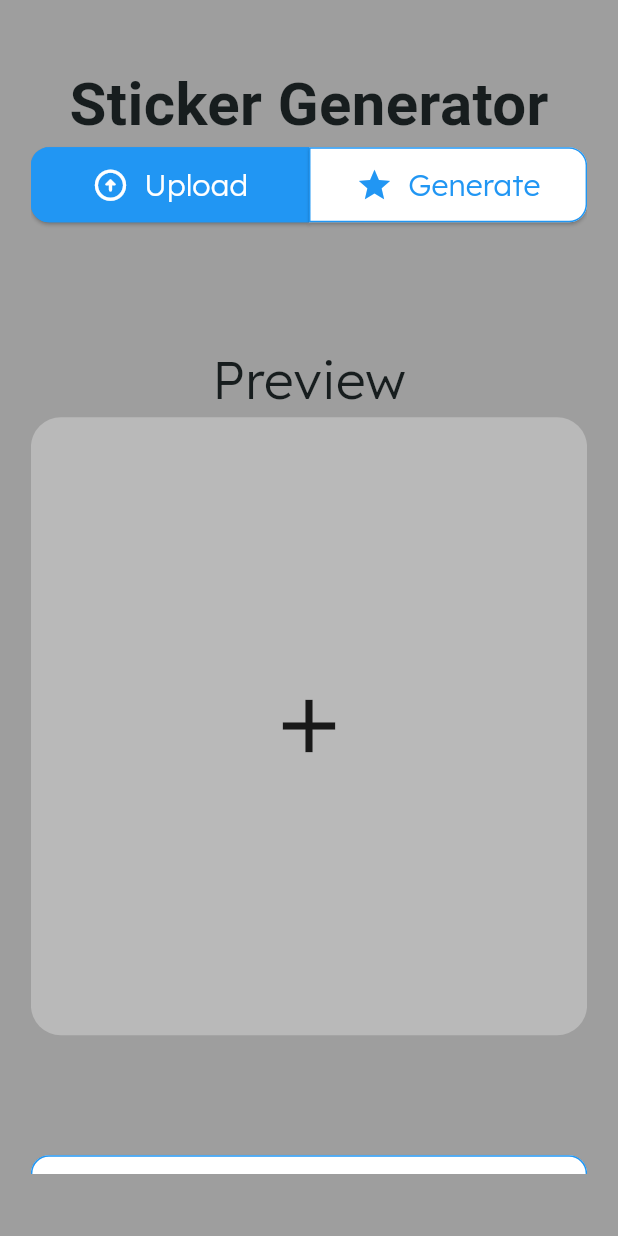
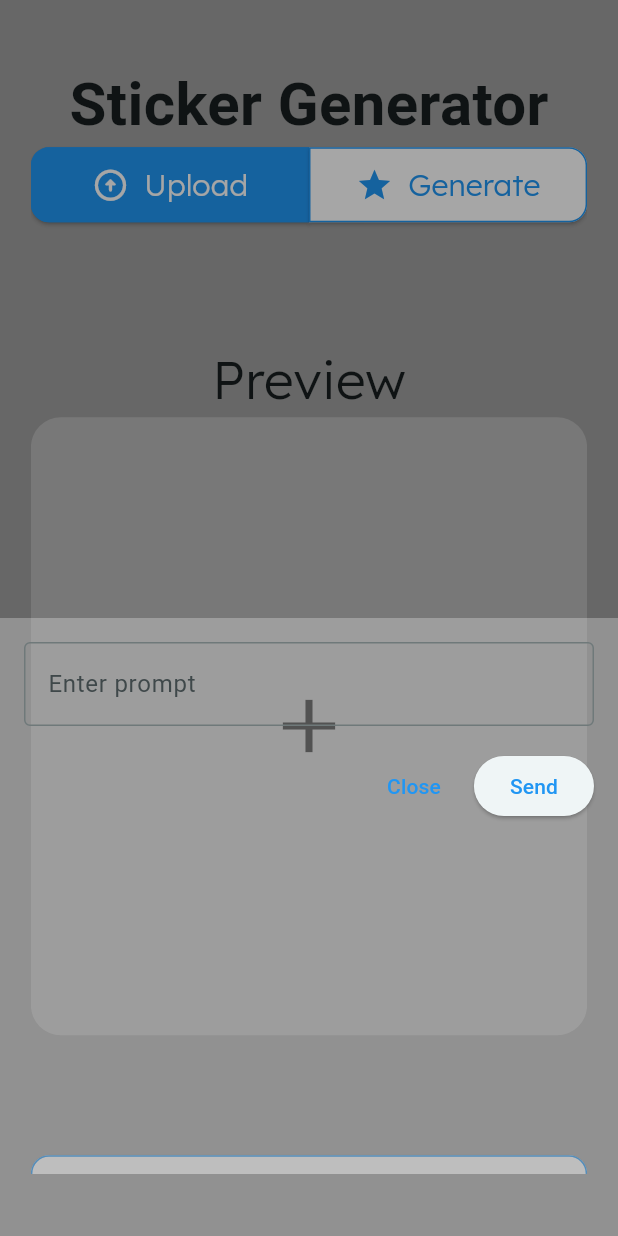
Before and after one commit to NeonMaliket/Stickify, a Flutter app: the screen it shows after launch, after a tap on "Generate", on a phone screen of 412 x 824 dp. Run offline on Flutter 3.47's test engine with Material 3 defaults, Android fonts, the phone set to English and light mode, and no system bars; our stand-ins replace bloc, equatable, file_picker, flutter_bloc, modal_bottom_sheet; missing offline and left inert: pro_image_editor.

Commit message:
update modal

```diff
--- /dev/null
+++ b/lib/bloc/image_generator/image_generator_bloc.dart
@@ -0,0 +1,24 @@
+import 'dart:async';
+import 'dart:typed_data';
+
+import 'package:bloc/bloc.dart';
+import 'package:equatable/equatable.dart';
+import 'package:meta/meta.dart';
+
+part 'image_generator_event.dart';
+part 'image_generator_state.dart';
+
+class ImageGeneratorBloc
+    extends Bloc<ImageGeneratorEvent, ImageGeneratorState> {
+  ImageGeneratorBloc() : super(ImageGeneratorInitial()) {
+    on<GenerateImageEvent>(_onGenerateImageEvent);
+  }
+
+  Future<void> _onGenerateImageEvent(
+    GenerateImageEvent event,
+    Emitter<ImageGeneratorState> emit,
+  ) async {
+    print('_onGenerateImageEvent');
+    print('prompt: ${event.prompt}');
+  }
+}
--- /dev/null
+++ b/lib/bloc/image_generator/image_generator_event.dart
@@ -0,0 +1,16 @@
+part of 'image_generator_bloc.dart';
+
+@immutable
+abstract class ImageGeneratorEvent extends Equatable {
+  @override
+  List<Object> get props => [];
+}
+
+class GenerateImageEvent extends ImageGeneratorEvent {
+  final String prompt;
+
+  GenerateImageEvent(this.prompt);
+
+  @override
+  List<Object> get props => [];
+}
--- a/lib/components/header/header.dart
+++ b/lib/components/header/header.dart
@@ -1,9 +1,12 @@
 import 'package:flutter/material.dart';
 import 'package:flutter_bloc/flutter_bloc.dart';
+import 'package:modal_bottom_sheet/modal_bottom_sheet.dart';
 import 'package:stickify/bloc/app_bloc.dart';
 import 'package:stickify/bloc/image_uploader/image_uploader_bloc.dart';
 import 'package:stickify/components/components.dart';
 import 'package:stickify/theme/app_theme.dart';
+
+import '../../features/prompt_modal/prompt_modal.dart';
 
 class Header extends StatelessWidget {
   const Header({super.key});
@@ -33,7 +36,20 @@ class Header extends StatelessWidget {
               icon: Icons.star,
               roundedSide: RoundedSide.right,
               onClick: () {
-                print('Generate');
+                showMaterialModalBottomSheet(
+                  context: context,
+                  backgroundColor: context
+                      .telegramTheme()
+                      .colorScheme
+                      .secondary
+                      .withAlpha(70),
+                  builder:
+                      (context) => PromptModal(
+                        onSend: (prompt) {
+                          print('Prompt: $prompt');
+                        },
+                      ),
+                );
               },
             ),
           ],
--- /dev/null
+++ b/lib/features/prompt_modal/prompt.dart
@@ -0,0 +1 @@
+export 'prompt_modal.dart';
--- /dev/null
+++ b/lib/features/prompt_modal/prompt_modal.dart
@@ -0,0 +1,61 @@
+import 'package:flutter/material.dart';
+import 'package:stickify/core/core.dart';
+
+class PromptModal extends StatefulWidget {
+  const PromptModal({super.key, required this.onSend});
+
+  final Function(String) onSend;
+
+  @override
+  State<PromptModal> createState() => _PromptModalState();
+}
+
+class _PromptModalState extends State<PromptModal> {
+  late final TextEditingController _controller;
+
+  @override
+  void initState() {
+    _controller = TextEditingController(text: '');
+    super.initState();
+  }
+
+  @override
+  Widget build(BuildContext context) {
+    return Container(
+      height: context.vh(50),
+      padding: const EdgeInsets.all(16.0),
+      child: Column(
+        mainAxisSize: MainAxisSize.min,
+        children: [
+          TextField(
+            controller: _controller,
+            decoration: InputDecoration(
+              hintText: 'Enter prompt',
+              border: OutlineInputBorder(),
+            ),
+          ),
+          const SizedBox(height: 16),
+          Row(
+            mainAxisAlignment: MainAxisAlignment.end,
+            children: [
+              TextButton(
+                onPressed: () {
+                  Navigator.pop(context);
+                },
+                child: const Text('Close'),
+              ),
+              const SizedBox(width: 8),
+              ElevatedButton(
+                onPressed: () {
+                  final prompt = _controller.text;
+                  widget.onSend(prompt);
+                },
+                child: const Text('Send'),
+              ),
+            ],
+          ),
+        ],
+      ),
+    );
+  }
+}
--- a/lib/main.dart
+++ b/lib/main.dart
@@ -1,12 +1,14 @@
 import 'package:flutter/material.dart';
 import 'package:flutter_bloc/flutter_bloc.dart';
 import 'package:stickify/bloc/image_uploader/image_uploader_bloc.dart';
-import 'package:stickify/features/main_page/view/main_page.dart';
 import 'package:stickify/theme/app_theme.dart';
 
 import 'bloc/image_editor/image_editor_bloc.dart';
+import 'bloc/image_generator/image_generator_bloc.dart';
+import 'features/main_page/view/main_page.dart';
 
 void main() {
+  WidgetsFlutterBinding.ensureInitialized();
   runApp(const MyApp());
 }
 
@@ -26,6 +28,7 @@
             create:
                 (ctx) => ImageEditorBloc(ctx, ctx.read<ImageUploaderBloc>()),
           ),
+          BlocProvider(create: (_) => ImageGeneratorBloc()),
         ],
         child: const MainPage(),
       ),
--- a/pubspec.yaml
+++ b/pubspec.yaml
@@ -39,6 +39,7 @@ dependencies:
   equatable: ^2.0.7
   file_picker: ^10.1.2
   pro_image_editor: ^9.5.2
+  modal_bottom_sheet: ^3.0.0
 
 dev_dependencies:
   flutter_test:
```
Also changed, not shown: lib/bloc/image_generator/image_generator_state.dart (added, +38 -0 lines), pubspec.lock.
